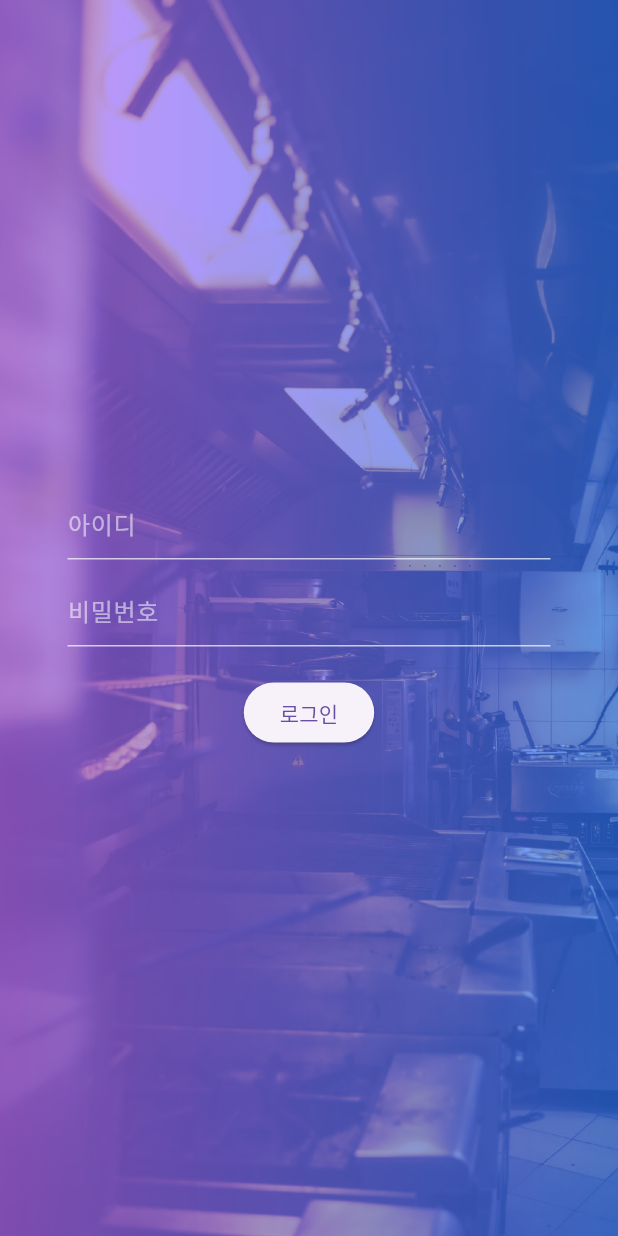
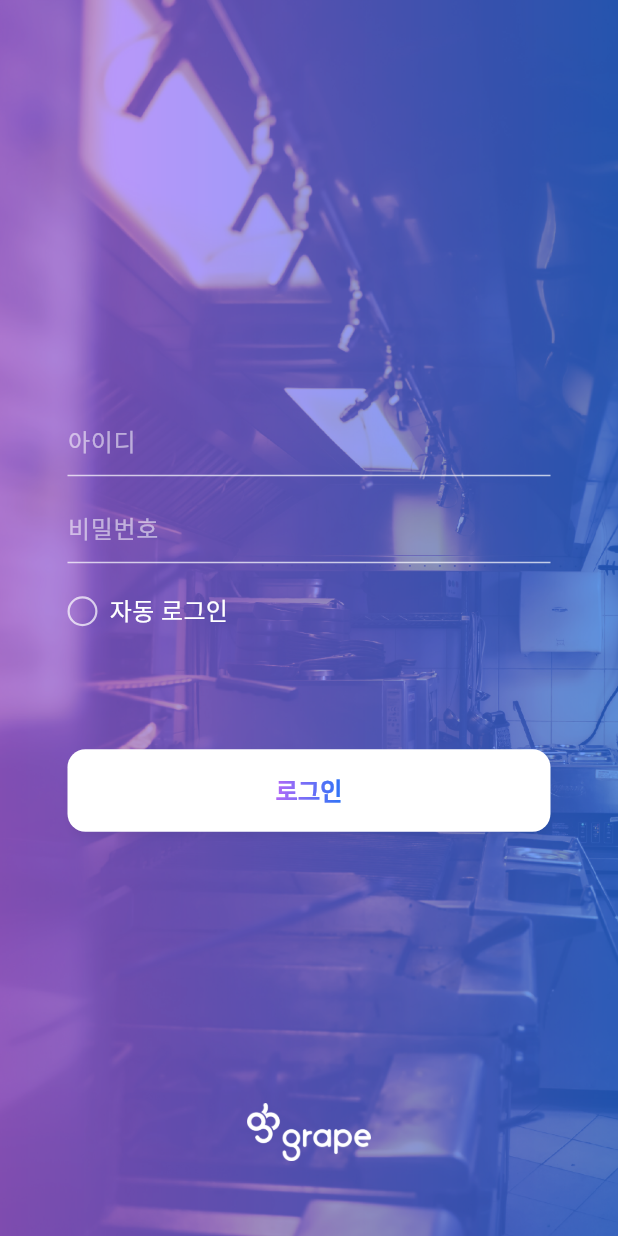
Before and after one commit to gkrkdals/temperature-upload, a Flutter app: the LoginPage screen opened by its route, on a phone screen of 412 x 824 dp. Run offline on Flutter 3.47's test engine with Material 3 defaults, Android fonts, the light colour scheme and no system bars; our stand-ins replace device_info_plus, flutter_blue_plus, flutter_keyboard_visibility, flutter_secure_storage, open_filex, permission_handler and 1 more; accounts and stored records are empty; network calls fail; Roboto replaces fonts that are missing (Paperlogy).

Commit message:
make it better

```diff
--- a/lib/constants/app_sizes.dart
+++ b/lib/constants/app_sizes.dart
@@ -7,7 +7,7 @@ class AppSizes {
 
   static const contentSpacing = 45.0;
 
-  static const buttonHeight = 40.0;
+  static const buttonHeight = 55.0;
   static const borderRadius = 12.0;
 
   static const mediumFontSize = 16.0;
--- a/lib/pages/login/login_page.dart
+++ b/lib/pages/login/login_page.dart
@@ -6,6 +6,9 @@ import 'package:temperature_upload/pages/login/widgets/login_text_field.dart';
 import 'package:temperature_upload/utils/client.dart';
 
 import 'package:temperature_upload/constants/app_sizes.dart';
+import 'package:temperature_upload/widgets/backgrounds/login_background.dart';
+import 'package:temperature_upload/widgets/buttons/buttons.dart';
+import 'package:temperature_upload/widgets/checkboxes/round_checkbox.dart';
 
 class LoginPage extends StatefulWidget {
   const LoginPage({super.key});
@@ -18,6 +21,7 @@ class _LoginPageState extends State<LoginPage> {
   TextEditingController? _idController;
   TextEditingController? _passwordController;
 
+  bool _saveLoginInfo = false;
   bool _isLoading = false;
   String? _error;
 
@@ -79,27 +83,33 @@ class _LoginPageState extends State<LoginPage> {
   @override
   Widget build(BuildContext context) {
     return Scaffold(
-      resizeToAvoidBottomInset: true,
+      // resizeToAvoidBottomInset: false,
       body: Stack(
         children: [
-          Positioned.fill(
-            child: Image.asset('assets/images/login_bg.png', fit: BoxFit.cover,)
-          ),
+          const LoginBackground(),
           Padding(
             padding: const EdgeInsets.symmetric(horizontal: AppSizes.contentSpacing),
             child: Column(
               mainAxisAlignment: MainAxisAlignment.center,
+              crossAxisAlignment: CrossAxisAlignment.start,
               children: [
                 LoginTextField(controller: _idController, hintText: "아이디"),
                 const SizedBox(height: AppSizes.smallSpacing),
-                LoginTextField(controller: _passwordController, hintText: "비밀번호"),
+                LoginTextField(controller: _passwordController, hintText: "비밀번호", isPassword: true,),
                 const SizedBox(height: AppSizes.mediumSpacing),
-                if (_isLoading) const CircularProgressIndicator(),
-                if (_error != null) Text(_error!, style: const TextStyle(color: Colors.red)),
-                ElevatedButton(
-                  onPressed: _isLoading ? null : _login,
-                  child: const Text('로그인'),
+                RoundCheckbox(
+                  label: "자동 로그인",
+                  value: _saveLoginInfo,
+                  onChanged: (bool? newValue) => setState(() => _saveLoginInfo = newValue ?? false),
                 ),
+                const SizedBox(height: AppSizes.smallSpacing,),
+                SizedBox(
+                  width: double.infinity,
+                  height: 50,
+                  child: _error != null ? Text(_error!, style: const TextStyle(color: Colors.red)) : const SizedBox.shrink(),
+                ),
+                const SizedBox(height: AppSizes.mediumSpacing),
+                GradientTextButton(text: '로그인', onPressed: _isLoading ? null : _login),
               ],
             ),
           )
--- /dev/null
+++ b/lib/widgets/backgrounds/login_background.dart
@@ -0,0 +1,41 @@
+import 'package:flutter/material.dart';
+import 'package:flutter_keyboard_visibility/flutter_keyboard_visibility.dart';
+
+class LoginBackground extends StatelessWidget {
+
+  const LoginBackground({super.key});
+
+  @override
+  Widget build(BuildContext context) {
+    final double screenWidth = MediaQuery.of(context).size.width;
+
+    return Stack(
+      children: [
+        Positioned.fill(
+          child: Image.asset('assets/images/login_bg.png', fit: BoxFit.cover,)
+        ),
+        SafeArea(
+
+          child: Align(
+            alignment: Alignment.bottomCenter,
+            child: KeyboardVisibilityBuilder(
+              builder: (context, isKeyboardVisible) =>
+                AnimatedPadding(
+                  duration: const Duration(milliseconds: 300),
+                  curve: Curves.easeOut,
+                  padding: EdgeInsets.only(bottom: isKeyboardVisible ? 20.0 : 50.0),
+                  child: SizedBox(
+                    width: screenWidth * 0.2,
+                    child: Image.asset(
+                      'assets/images/signature_white.png',
+                      fit: BoxFit.contain,
+                    ),
+                  ),
+                )
+            )
+          )
+        )
+      ],
+    );
+  }
+}
--- /dev/null
+++ b/lib/widgets/buttons/buttons.dart
@@ -0,0 +1,2 @@
+export 'package:temperature_upload/widgets/buttons/gradient_text_button.dart';
+export 'package:temperature_upload/widgets/buttons/gradient_bg_button.dart';
--- a/lib/widgets/buttons/gradient_bg_button.dart
+++ b/lib/widgets/buttons/gradient_bg_button.dart
@@ -7,12 +7,15 @@ class GradientBgButton extends StatelessWidget {
   final String text;
   final VoidCallback? onPressed;
   final double borderRadius;
+  final double width, height;
 
   const GradientBgButton({
     super.key,
     required this.text,
     required this.onPressed,
     this.borderRadius = AppSizes.borderRadius,
+    this.width = double.infinity,
+    this.height = AppSizes.buttonHeight,
   });
 
   @override
@@ -20,8 +23,8 @@ class GradientBgButton extends StatelessWidget {
     final bool isEnabled = onPressed != null;
 
     return Container(
-      width: double.infinity,
-      height: AppSizes.buttonHeight,
+      width: width,
+      height: height,
       decoration: BoxDecoration(
         gradient: isEnabled
             ? const LinearGradient(
@@ -35,7 +38,7 @@ class GradientBgButton extends StatelessWidget {
         boxShadow: isEnabled
           ? [
               BoxShadow(
-                color: AppColors.gradientEnd.withOpacity(0.3),
+                color: AppColors.gradientEnd.withValues(alpha: 0.2),
                 blurRadius: 8,
                 offset: const Offset(0, 4),
               ),
--- a/lib/widgets/buttons/gradient_text_button.dart
+++ b/lib/widgets/buttons/gradient_text_button.dart
@@ -1,9 +1,65 @@
 import 'package:flutter/material.dart';
+import 'package:temperature_upload/constants/app_colors.dart';
+import 'package:temperature_upload/constants/app_sizes.dart';
 
 class GradientTextButton extends StatelessWidget {
+
+  final String text;
+  final VoidCallback? onPressed;
+  final double width, height;
+
+  const GradientTextButton({
+    super.key,
+    required this.text,
+    required this.onPressed,
+    this.width = double.infinity,
+    this.height = AppSizes.buttonHeight,
+  });
+
   @override
   Widget build(BuildContext context) {
-    // TODO: implement build
-    throw UnimplementedError();
+    return SizedBox(
+      width: width,
+      height: height,
+      child: ElevatedButton(
+        onPressed: onPressed,
+        style: ElevatedButton.styleFrom(
+          backgroundColor: Colors.white,
+          foregroundColor: AppColors.gradientEnd,
+          disabledBackgroundColor: Colors.grey.shade300,
+          elevation: 2,
+          shadowColor: Colors.black.withValues(alpha: 0.2),
+
+          shape: RoundedRectangleBorder(
+            borderRadius: BorderRadius.circular(AppSizes.borderRadius),
+          ),
+        ),
+        child: onPressed != null
+            ? ShaderMask(
+                shaderCallback: (bounds) => const LinearGradient(
+                  colors: [AppColors.gradientStart, AppColors.gradientEnd],
+                  begin: Alignment.centerLeft,
+                  end: Alignment.centerRight,
+                ).createShader(bounds),
+                blendMode: BlendMode.srcIn,
+                child: Text(
+                  text,
+                  style: const TextStyle(
+                    fontSize: 16,
+                    fontWeight: FontWeight.bold,
+                    color: Colors.white,
+                  ),
+                ),
+              )
+            : Text(
+                text,
+                style: TextStyle(
+                  fontSize: 16,
+                  fontWeight: FontWeight.bold,
+                  color: Colors.grey.shade500,
+                ),
+              ),
+      ),
+    );
   }
 }
--- /dev/null
+++ b/lib/widgets/checkboxes/round_checkbox.dart
@@ -0,0 +1,71 @@
+import 'package:flutter/material.dart';
+import 'package:temperature_upload/constants/app_colors.dart';
+
+class RoundCheckbox extends StatelessWidget {
+
+  final String label;
+  final bool value;
+  final ValueChanged<bool?>? onChanged;
+
+  const RoundCheckbox({
+    super.key,
+    required this.label,
+    required this.value,
+    required this.onChanged,
+  });
+
+  @override
+  Widget build(BuildContext context) {
+    return GestureDetector(
+      onTap: () => onChanged?.call(!value),
+      behavior: HitTestBehavior.translucent,
+      child: Row(
+        mainAxisSize: MainAxisSize.min,
+        children: [
+          Container(
+            width: 20,
+            height: 20,
+            decoration: BoxDecoration(
+              shape: BoxShape.circle,
+              color: value ? Colors.white : Colors.transparent,
+              border: value
+                  ? null
+                  : Border.all(
+                    color: Colors.white.withValues(alpha: 0.7),
+                    width: 1.5,
+                  )
+            ),
+            child: value
+                ? ShaderMask(
+                    shaderCallback: (Rect bounds) {
+                      return const LinearGradient(
+                        colors: [AppColors.gradientStart, AppColors.gradientEnd],
+                        begin: Alignment.centerLeft, // 좌
+                        end: Alignment.centerRight,  // 우
+                        // 아이콘이 작아서 대각선(topLeft -> bottomRight)으로 해도 예쁩니다.
+                      ).createShader(bounds);
+                    },
+                    blendMode: BlendMode.srcIn, // 아이콘 모양대로 색 입히기
+                    child: const Icon(
+                      Icons.check,
+                      size: 16,
+                      // ⚠️ 중요: 마스크를 씌울 때는 아이콘을 반드시 흰색으로 설정해야 색이 정확히 나옵니다.
+                      color: Colors.white,
+                    ),
+                  )
+                : null,
+          ),
+          const SizedBox(width: 8),
+          Text(
+            label,
+            style: const TextStyle(
+              color: Colors.white,
+              fontSize: 16,
+              fontWeight: FontWeight.w500,
+            ),
+          ),
+        ],
+      )
+    );
+  }
+}
--- a/pubspec.yaml
+++ b/pubspec.yaml
@@ -21,6 +21,7 @@ dependencies:
   device_info_plus: ^11.5.0
   shared_preferences: ^2.5.3
   flutter_foreground_task: ^9.1.0
+  flutter_keyboard_visibility: ^6.0.0
 
 
 dev_dependencies:
```
Also changed, not shown: assets/images/signature_white.png (added), pubspec.lock.
